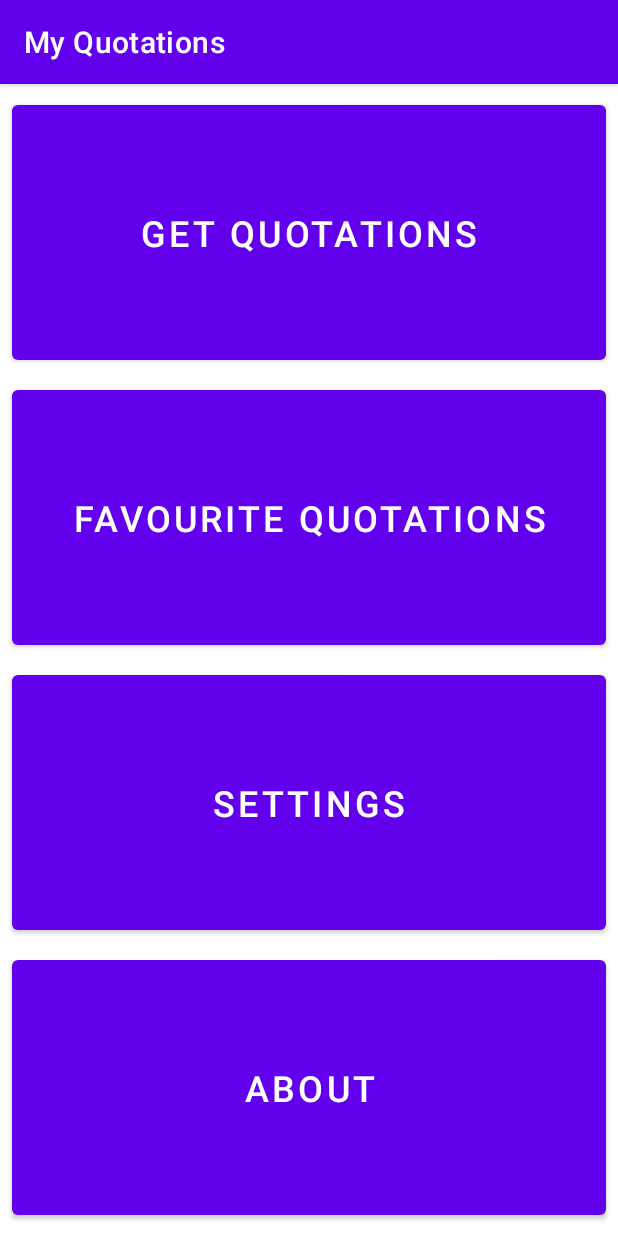
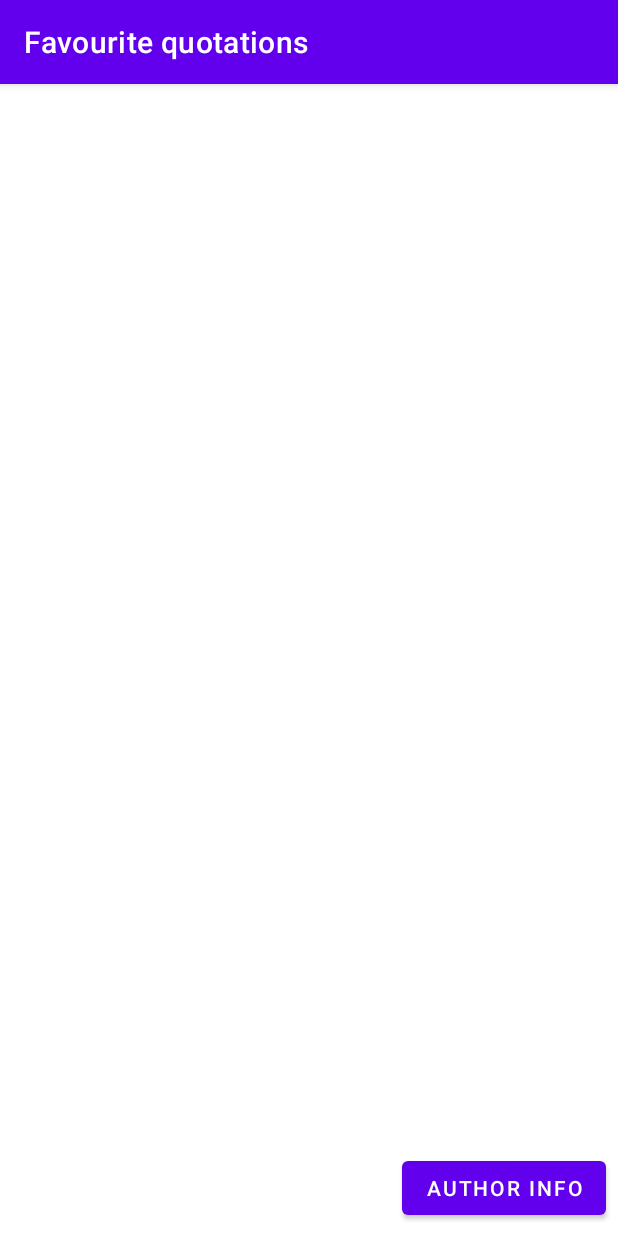
Before and after one commit to a1ex9788/MyQuotations, an Android app: the screen it shows after launch (DashboardActivity before the commit, FavouriteQuotationsActivity after it), after a tap on "FAVOURITE QUOTATIONS", on a phone screen of 412 x 824 dp. Run offline under Robolectric (Android 15) with nearby library versions, the phone set to English and light mode, and no system bars.

Commit message:
Creación FavouriteQuotationsActivity.

```diff
--- a/app/src/main/java/a1ex9788/dadm/myquotations/DashboardActivity.java
+++ b/app/src/main/java/a1ex9788/dadm/myquotations/DashboardActivity.java
@@ -22,7 +22,7 @@ public class DashboardActivity extends AppCompatActivity {
                 // activityClass = GetQuotationsActivity.class;
                 break;
             case R.id.button_favouriteQuotations:
-                // activityClass = FavouriteQuotationsActivity.class;
+                activityClass = FavouriteQuotationsActivity.class;
                 break;
             case R.id.button_settings:
                 activityClass = SettingsActivity.class;
--- /dev/null
+++ b/app/src/main/java/a1ex9788/dadm/myquotations/FavouriteQuotationsActivity.java
@@ -0,0 +1,35 @@
+package a1ex9788.dadm.myquotations;
+
+import androidx.appcompat.app.AppCompatActivity;
+
+import android.content.Intent;
+import android.content.pm.PackageManager;
+import android.content.pm.ResolveInfo;
+import android.net.Uri;
+import android.os.Bundle;
+import android.view.View;
+
+import java.util.List;
+
+public class FavouriteQuotationsActivity extends AppCompatActivity {
+
+    @Override
+    protected void onCreate(Bundle savedInstanceState) {
+        super.onCreate(savedInstanceState);
+        setContentView(R.layout.activity_favourite_quotations);
+    }
+
+    public void onClickAuthorInfo(View view) {
+        String authorName = "Santiago_Segura";
+
+        Intent intent = new Intent();
+        intent.setAction(Intent.ACTION_VIEW);
+        intent.setData(Uri.parse("https://en.wikipedia.org/wiki/" + authorName));
+
+        // Check that there exists an Activity able to manage that Intent
+        List<ResolveInfo> activities = getPackageManager().queryIntentActivities(intent, PackageManager.MATCH_DEFAULT_ONLY);
+        if (activities.size() > 0) {
+            startActivity(intent);
+        }
+    }
+}
--- /dev/null
+++ b/app/src/main/res/layout/activity_favourite_quotations.xml
@@ -0,0 +1,19 @@
+<?xml version="1.0" encoding="utf-8"?>
+<androidx.constraintlayout.widget.ConstraintLayout xmlns:android="http://schemas.android.com/apk/res/android"
+    xmlns:app="http://schemas.android.com/apk/res-auto"
+    xmlns:tools="http://schemas.android.com/tools"
+    android:layout_width="match_parent"
+    android:layout_height="match_parent"
+    tools:context=".FavouriteQuotationsActivity">
+
+    <Button
+        android:id="@+id/button"
+        android:layout_width="wrap_content"
+        android:layout_height="wrap_content"
+        android:layout_marginEnd="8dp"
+        android:layout_marginBottom="8dp"
+        android:text="@string/button_authorInfo"
+        android:onClick="onClickAuthorInfo"
+        app:layout_constraintBottom_toBottomOf="parent"
+        app:layout_constraintEnd_toEndOf="parent" />
+</androidx.constraintlayout.widget.ConstraintLayout>
--- a/app/src/main/res/layout/activity_settings.xml
+++ b/app/src/main/res/layout/activity_settings.xml
@@ -36,7 +36,7 @@
             android:hint="@string/insertName"
             android:importantForAutofill="no"
             android:inputType="textPersonName"
-            android:textSize="@dimen/editTexts"
+            android:textSize="18sp"
             app:layout_constraintBottom_toTopOf="@+id/textView_language"
             app:layout_constraintEnd_toEndOf="parent"
             app:layout_constraintStart_toStartOf="parent"
@@ -102,14 +102,14 @@
                 android:layout_height="32dp"
                 android:checked="true"
                 android:text="@string/getHttpMethod"
-                android:textSize="@dimen/ordinaryText" />
+                android:textSize="14sp" />
 
             <RadioButton
                 android:id="@+id/radioButton_post"
                 android:layout_width="wrap_content"
                 android:layout_height="32dp"
                 android:text="@string/postHttpMethod"
-                android:textSize="@dimen/ordinaryText" />
+                android:textSize="14sp" />
         </RadioGroup>
 
     </androidx.constraintlayout.widget.ConstraintLayout>
--- a/app/src/main/res/values/dimens.xml
+++ b/app/src/main/res/values/dimens.xml
@@ -2,7 +2,5 @@
 <resources>
     <dimen name="dashboardButtons">24sp</dimen>
     <dimen name="labels">24sp</dimen>
-    <dimen name="ordinaryText">14sp</dimen>
-    <dimen name="editTexts">18sp</dimen>
     <dimen name="bigMessages">40sp</dimen>
 </resources>
--- a/app/src/main/res/values/strings.xml
+++ b/app/src/main/res/values/strings.xml
@@ -17,4 +17,5 @@
     <string name="httpMethod">Web requests will be performed using the selected HTTP method</string>
     <string name="getHttpMethod">GET</string>
     <string name="postHttpMethod">POST</string>
+    <string name="button_authorInfo">Author info</string>
 </resources>
```
Also changed, not shown: app/src/main/AndroidManifest.xml (+11 -1 lines).
